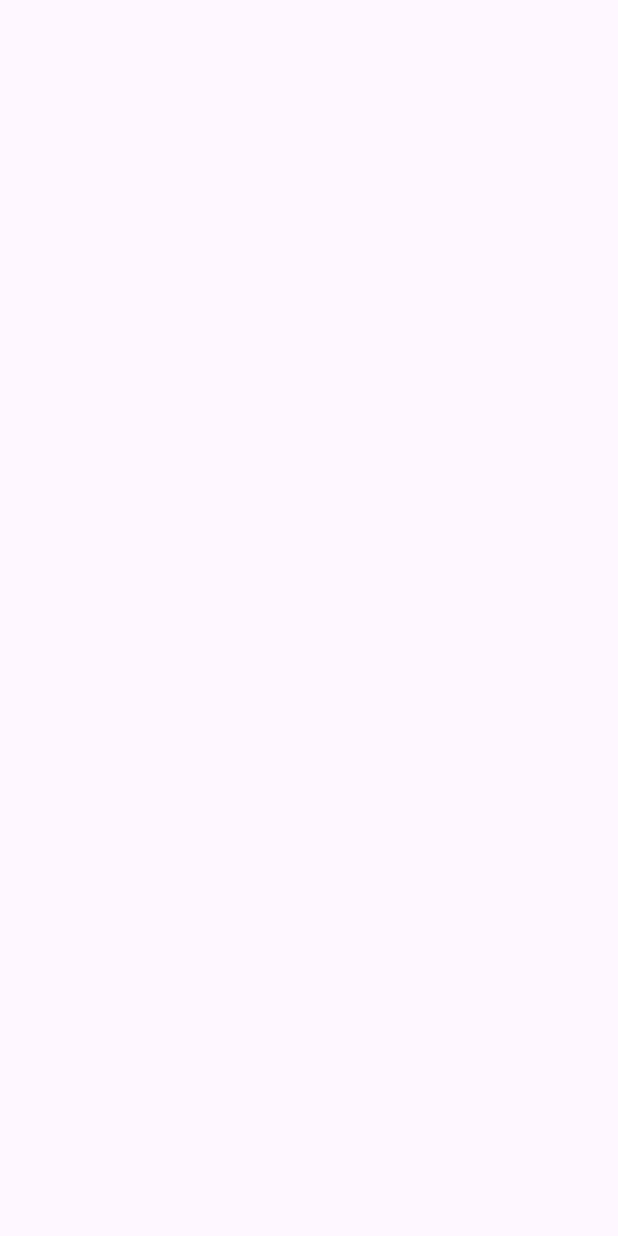
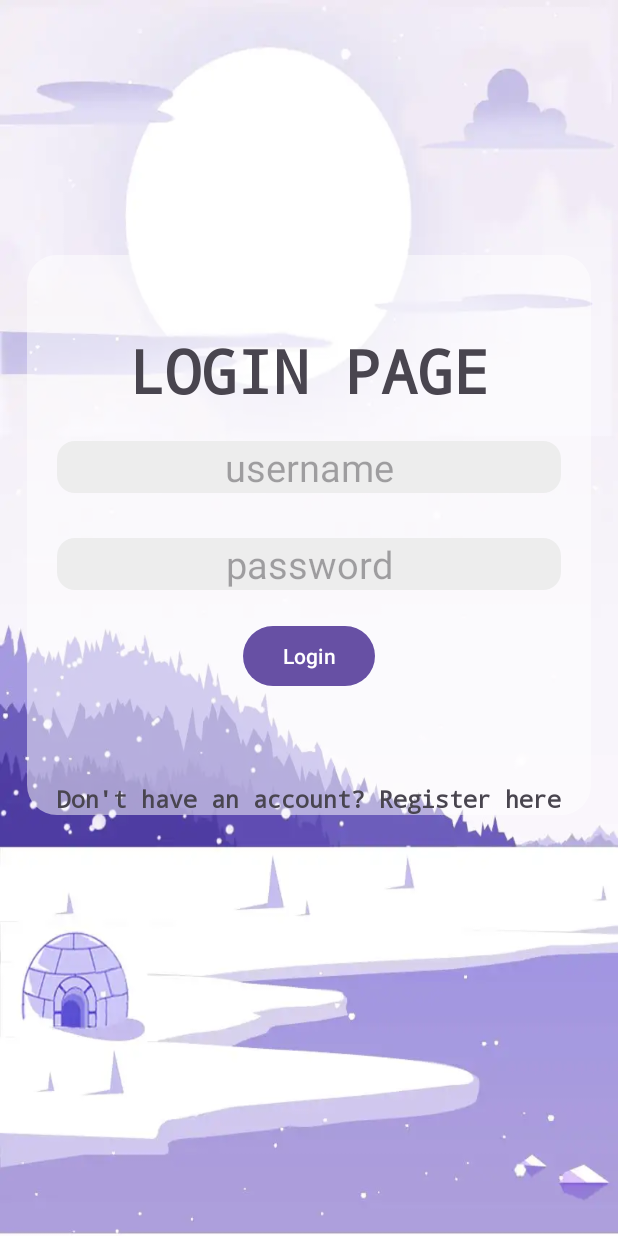
Before and after one commit to ntminh2107/BlogApp, an Android app: the screen it shows after launch (LoginView), on a phone screen of 412 x 824 dp. Before the commit the screen is empty. Run offline under Robolectric (Android 15) with nearby library versions, the phone set to English and light mode, and no system bars.

Commit message:
cap nhat login view

```diff
--- a/app/src/main/res/layout/activity_login.xml
+++ b/app/src/main/res/layout/activity_login.xml
@@ -4,9 +4,85 @@
     xmlns:tools="http://schemas.android.com/tools"
     android:layout_width="match_parent"
     android:layout_height="match_parent"
+    android:background="@drawable/login"
     tools:context=".view.LoginView">
 
 
+    <LinearLayout
+        android:layout_width="wrap_content"
+        android:layout_height="wrap_content"
+        android:background="@drawable/layout_bg"
+        android:gravity="center"
+        android:orientation="vertical"
+        app:layout_constraintLeft_toLeftOf="parent"
+        app:layout_constraintRight_toRightOf="parent"
+        app:layout_constraintTop_toTopOf="parent"
+        android:layout_marginTop="170dp">
+
+        <TextView
+            android:layout_width="match_parent"
+            android:layout_height="wrap_content"
+            android:layout_marginBottom="20dp"
+            android:layout_marginTop="50dp"
+            android:text="LOGIN PAGE"
+            android:textAlignment="center"
+            android:textSize="40dp"
+            android:textStyle="bold"
+            android:fontFamily="monospace"/>
+
+
+        <EditText
+            android:id="@+id/inpUsername"
+            android:layout_width="match_parent"
+            android:layout_height="wrap_content"
+            android:layout_marginBottom="10dp"
+            android:layout_marginLeft="20dp"
+            android:layout_marginRight="20dp"
+            android:textSize="25dp"
+            android:background="@drawable/textinputborder"
+            android:textAlignment="center"
+            android:inputType="text"
+            android:hint="username" />
+
+
+        <EditText
+            android:id="@+id/inpPw"
+            android:layout_width="match_parent"
+            android:layout_height="wrap_content"
+            android:background="@drawable/textinputborder"
+            android:hint="password"
+            android:inputType="textPassword"
+            android:textSize="25dp"
+            android:textAlignment="center"
+            android:layout_margin="20dp"/>
+
+        <ProgressBar
+            android:id="@+id/progressBar1"
+            android:layout_width="match_parent"
+            android:layout_height="match_parent"
+            android:visibility="gone"/>
+        <Button
+            android:id="@+id/loginBtn"
+            android:layout_width="wrap_content"
+            android:layout_height="wrap_content"
+            android:text="Login"/>
+
+
+        <TextView
+            android:id="@+id/registerText"
+            android:layout_width="wrap_content"
+            android:layout_height="match_parent"
+            android:text="Don't have an account? Register here"
+            android:textStyle="bold"
+            android:textSize="16dp"
+            android:fontFamily="monospace"
+            android:layout_marginTop="60dp"
+            android:layout_marginLeft="20dp"
+            android:layout_marginRight="20dp"
+            android:layout_gravity="center"
+            />
+
+    </LinearLayout>
 
 
 </androidx.constraintlayout.widget.ConstraintLayout>
```
